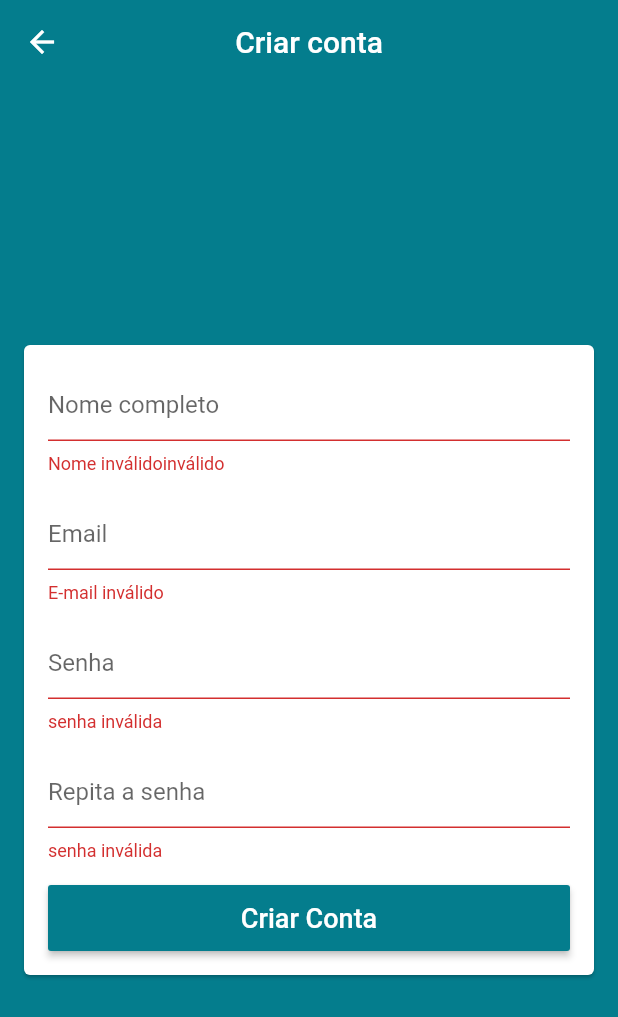
After one commit to GustavoAtilio/Curso_App, a Flutter app: the screen it shows after launch, after a tap on "Entrar", after a tap on "CRIAR CONTA", after a tap on "Criar Conta", on a phone screen of 412 x 824 dp. The commit adds this screen. Shown: the top 1017 px of the screen. Run offline on Flutter 3.47's test engine with Material 2 defaults, Android fonts, the phone set to English and light mode, and no system bars.

Commit message:
page: create user

```diff
--- a/lib/main.dart
+++ b/lib/main.dart
@@ -3,6 +3,7 @@ import 'package:flutter/material.dart';
 import 'package:provider/provider.dart';
 
 import 'models/user_manager.dart';
+import 'pages/signup/signup.dart';
 
 void main() {
   runApp(const MyApp());
@@ -26,7 +27,19 @@ class MyApp extends StatelessWidget {
             elevation: 0,
           ),
         ),
-          home: BasePage()),
+        // home: BasePage()),
+        initialRoute: '/base',
+        onGenerateRoute: ((settings) {
+          switch (settings.name) {
+            case '/base':
+              return MaterialPageRoute(builder: ((_) => BasePage()));
+            case '/signup':
+              return MaterialPageRoute(builder: ((_) => Signup()));
+            default:
+              return MaterialPageRoute(builder: ((_) => BasePage()));
+          }
+        }),
+      ),
     );
   }
 }
--- a/lib/models/user.dart
+++ b/lib/models/user.dart
@@ -1,5 +1,7 @@
 class User {
+  String? nome;
   String? email;
   String? password;
-  User(String? email, String? password);
+  String? confirmPassword;
+  User({this.nome, this.email, this.password, this.confirmPassword});
 }
--- a/lib/models/user_manager.dart
+++ b/lib/models/user_manager.dart
@@ -3,16 +3,33 @@ import 'package:flutter/material.dart';
 import 'user.dart';
 
 class UserManager extends ChangeNotifier {
-  bool loading = false;
-  void setLoading(bool value) {
-    loading = value;
+  UserManager() {
+    _loadCurrentUser();
+  }
+  bool _loading = false;
+  bool get loading => _loading;
+  set loading(bool value) {
+    _loading = value;
     notifyListeners();
   }
 
+  void _loadCurrentUser() {
+    print("Loading current user...");
+  } //TODO: implementation of loading current
+
   Future<void> signIn({required User user, required Function onFail}) async {
-    setLoading(true);
+    loading = true;
     await Future.delayed(const Duration(seconds: 6));
-    setLoading(false);
+    loading = false;
     onFail("Error test");
   }
+
+  Future<void> signUp({required User user, required Function onFail}) async {
+    loading = true;
+    await Future.delayed(const Duration(seconds: 6));
+    loading = false;
+    onFail("Error test");
+  }
+
+  void saveData() {}
 }
--- a/lib/pages/login/login_page.dart
+++ b/lib/pages/login/login_page.dart
@@ -15,6 +15,18 @@ class LoginPage extends StatelessWidget {
     return Scaffold(
       key: scaffoldKey,
       appBar: AppBar(
+        actions: <Widget>[
+          FlatButton(
+            onPressed: () {
+              Navigator.of(context).pushReplacementNamed("/signup");
+            },
+            textColor: Colors.white,
+            child: const Text(
+              "CRIAR CONTA",
+              style: TextStyle(fontSize: 14),
+            ),
+          )
+        ],
         title: const Text("Entrar"),
         centerTitle: true,
         backgroundColor: Theme.of(context).primaryColor,
@@ -74,8 +86,8 @@ class LoginPage extends StatelessWidget {
                                   if (formKey.currentState!.validate()) {
                                     userManeger.signIn(
                                         user: User(
-                                          emailController.text,
-                                          passController.text,
+                                          email: emailController.text,
+                                          password: passController.text,
                                         ),
                                         onFail: (e) {
                                           scaffoldKey.currentState!
--- /dev/null
+++ b/lib/pages/signup/signup.dart
@@ -0,0 +1,114 @@
+import 'package:flutter/material.dart';
+
+import '../../models/user.dart';
+import '../../utils/validators.dart';
+
+class Signup extends StatelessWidget {
+  final User user = User();
+  final GlobalKey<FormState> formKey = GlobalKey<FormState>();
+  final GlobalKey<ScaffoldState> scaffoldKey = GlobalKey<ScaffoldState>();
+  @override
+  Widget build(BuildContext context) {
+    return Scaffold(
+      key: scaffoldKey,
+      appBar: AppBar(
+        backgroundColor: Theme.of(context).primaryColor,
+        title: const Text("Criar conta"),
+        centerTitle: true,
+      ),
+      body: Center(
+        child: Card(
+            margin: const EdgeInsets.symmetric(horizontal: 16),
+            child: Form(
+              key: formKey,
+              child: ListView(
+                shrinkWrap: true,
+                padding: const EdgeInsets.all(16),
+                children: <Widget>[
+                  TextFormField(
+                    onSaved: (value) => user.nome = value,
+                    decoration:
+                        const InputDecoration(hintText: "Nome completo"),
+                    keyboardType: TextInputType.emailAddress,
+                    autocorrect: false,
+                    validator: (email) {
+                      if (email == null) return "Nome inválido";
+                      if (email.isEmpty) return "Nome inválidoinválido";
+                      return null;
+                    },
+                  ),
+                  const SizedBox(height: 16),
+                  TextFormField(
+                    onSaved: (value) => user.email = value,
+                    decoration: const InputDecoration(hintText: "Email"),
+                    keyboardType: TextInputType.emailAddress,
+                    autocorrect: false,
+                    validator: (email) {
+                      if (email == null) return "E-mail inválido";
+                      if (!emailValid(email)) return "E-mail inválido";
+                      return null;
+                    },
+                  ),
+                  const SizedBox(height: 16),
+                  TextFormField(
+                    onSaved: (value) => user.password = value,
+                    decoration: const InputDecoration(hintText: "Senha"),
+                    autocorrect: false,
+                    obscureText: true,
+                    validator: (pass) {
+                      if (pass == null) return "senha inválida";
+                      if (pass.isEmpty || pass.length < 6) {
+                        return "senha inválida";
+                      }
+                      return null;
+                    },
+                  ),
+                  const SizedBox(height: 16),
+                  TextFormField(
+                    onSaved: (value) => user.confirmPassword = value,
+                    decoration:
+                        const InputDecoration(hintText: "Repita a senha"),
+                    autocorrect: false,
+                    obscureText: true,
+                    validator: (pass) {
+                      if (pass == null) return "senha inválida";
+                      if (pass.isEmpty || pass.length < 6) {
+                        return "senha inválida";
+                      }
+                      return null;
+                    },
+                  ),
+                  const SizedBox(height: 16),
+                  SizedBox(
+                    height: 44,
+                    child: RaisedButton(
+                      onPressed: () {
+                        if (formKey.currentState!.validate()) {
+                          formKey.currentState!.save();
+                          if (user.password != user.password) {
+                            scaffoldKey.currentState!
+                                .showSnackBar(const SnackBar(
+                              backgroundColor: Colors.red,
+                              duration: Duration(seconds: 5),
+                              content: Text("Senha não coincidem!"),
+                            ));
+                            return;
+                          }
+                        }
+                      },
+                      color: Theme.of(context).primaryColor,
+                      textColor: Colors.white,
+                      disabledColor: Theme.of(context).primaryColor,
+                      child: const Text(
+                        "Criar Conta",
+                        style: TextStyle(fontSize: 18),
+                      ),
+                    ),
+                  )
+                ],
+              ),
+            )),
+      ),
+    );
+  }
+}
```
Lines whose indentation alone changed are shown as unchanged.
